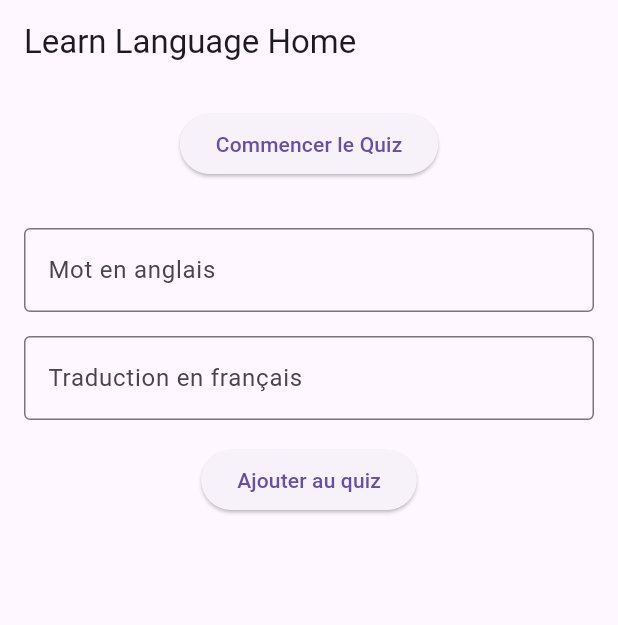
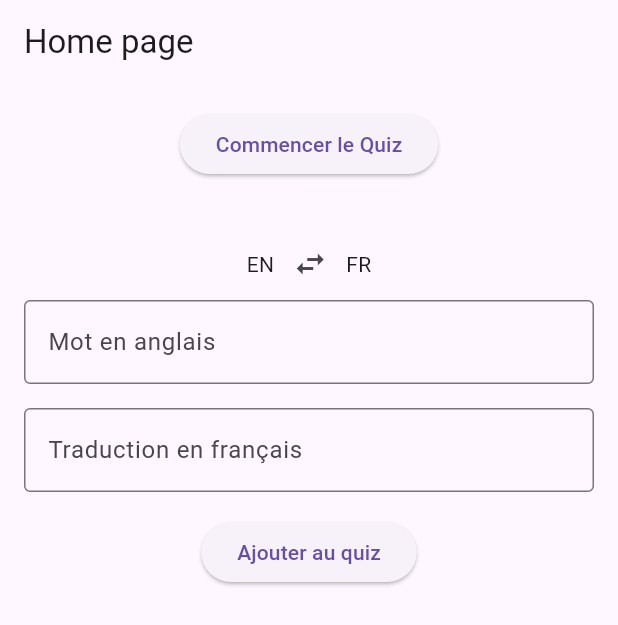
Before and after one commit to MatthieuFranques/LearnLanguage, a Flutter app: the screen it shows after launch, on a phone screen of 412 x 824 dp. Shown: the top 625 px of the screen. Run offline on Flutter 3.47's test engine with Material 3 defaults, Android fonts, the light colour scheme and no system bars; our stand-ins replace flutter_local_notifications.

Commit message:
Feat :  fr -> en

```diff
--- a/learn_language/lib/homePage.dart
+++ b/learn_language/lib/homePage.dart
@@ -1,12 +1,14 @@
 import 'dart:async';
+import 'dart:convert';
 import 'package:flutter/material.dart';
+import 'package:http/http.dart' as http;
 import 'package:learn_language/api/apiTranslate.dart';
 import 'package:learn_language/class/word.dart';
 import 'package:learn_language/class/wordStorage.dart';
 import 'package:learn_language/vocabulary/vocabularyQuiz.dart';
 
 class HomePage extends StatefulWidget {
-  final bool openAddWord; // 👈 Nouveau : pour ouvrir le popup au démarrage
+  final bool openAddWord;
 
   const HomePage({Key? key, this.openAddWord = false}) : super(key: key);
 
@@ -17,25 +19,21 @@ class HomePage extends StatefulWidget {
 class _HomePageState extends State<HomePage> {
   final TextEditingController _englishController = TextEditingController();
   final TextEditingController _frenchController = TextEditingController();
+  Timer? _debounce;
 
-  Timer? _debounce;
+  bool isEnglishToFrench = true; // 🔁 sens de traduction
 
   @override
   void initState() {
     super.initState();
     _englishController.addListener(_onEnglishChanged);
-
-    // 👇 Si lancé depuis une notif
-    if (widget.openAddWord) {
-      WidgetsBinding.instance.addPostFrameCallback((_) {
-        _showAddWordDialog();
-      });
-    }
+    _frenchController.addListener(_onFrenchChanged);
   }
 
   @override
   void dispose() {
     _englishController.removeListener(_onEnglishChanged);
+    _frenchController.removeListener(_onFrenchChanged);
     _englishController.dispose();
     _frenchController.dispose();
     _debounce?.cancel();
@@ -43,6 +41,8 @@ class _HomePageState extends State<HomePage> {
   }
 
   void _onEnglishChanged() {
+    if (!isEnglishToFrench) return; // ignorer si on est en FR ➜ EN
+
     if (_debounce?.isActive ?? false) _debounce?.cancel();
     _debounce = Timer(const Duration(milliseconds: 500), () {
       final english = _englishController.text.trim();
@@ -56,15 +56,37 @@ class _HomePageState extends State<HomePage> {
     });
   }
 
+  void _onFrenchChanged() {
+    if (isEnglishToFrench) return; // ignorer si on est en EN ➜ FR
+
+    if (_debounce?.isActive ?? false) _debounce?.cancel();
+    _debounce = Timer(const Duration(milliseconds: 500), () {
+      final french = _frenchController.text.trim();
+      if (french.isNotEmpty) {
+        _translateWord();
+      } else {
+        setState(() {
+          _englishController.text = '';
+        });
+      }
+    });
+  }
+
   Future<void> _translateWord() async {
-    final english = _englishController.text.trim();
-    if (english.isEmpty) return;
-
     try {
-      final translation = await translateToFrench(english);
-      setState(() {
-        _frenchController.text = translation;
-      });
+      if (isEnglishToFrench) {
+        final translation =
+            await translateToFrench(_englishController.text.trim());
+        setState(() {
+          _frenchController.text = translation;
+        });
+      } else {
+        final translation =
+            await translateToEnglish(_frenchController.text.trim());
+        setState(() {
+          _englishController.text = translation;
+        });
+      }
     } catch (e) {
       ScaffoldMessenger.of(context).showSnackBar(
         const SnackBar(content: Text('Erreur de traduction')),
@@ -86,57 +108,25 @@ class _HomePageState extends State<HomePage> {
 
       _englishController.clear();
       _frenchController.clear();
+    } else {
+      ScaffoldMessenger.of(context).showSnackBar(
+        const SnackBar(content: Text('Veuillez remplir les deux champs')),
+      );
     }
   }
 
-  // 👇 Nouveau : Ouvre le Dialog pour ajouter un mot, même hors page
-  void _showAddWordDialog() {
-    showDialog(
-      context: context,
-      builder: (_) {
-        return AlertDialog(
-          title: const Text('Ajouter un mot'),
-          content: Column(
-            mainAxisSize: MainAxisSize.min,
-            children: [
-              TextField(
-                controller: _englishController,
-                decoration: const InputDecoration(
-                  labelText: 'Mot en anglais',
-                ),
-              ),
-              const SizedBox(height: 10),
-              TextField(
-                controller: _frenchController,
-                readOnly: true,
-                decoration: const InputDecoration(
-                  labelText: 'Traduction',
-                ),
-              ),
-            ],
-          ),
-          actions: [
-            TextButton(
-              onPressed: () => Navigator.of(context).pop(),
-              child: const Text('Annuler'),
-            ),
-            ElevatedButton(
-              onPressed: () {
-                _addWord();
-                Navigator.of(context).pop();
-              },
-              child: const Text('Ajouter'),
-            ),
-          ],
-        );
-      },
-    );
+  void _toggleDirection() {
+    setState(() {
+      isEnglishToFrench = !isEnglishToFrench;
+      _englishController.clear();
+      _frenchController.clear();
+    });
   }
 
   @override
   Widget build(BuildContext context) {
     return Scaffold(
-      appBar: AppBar(title: const Text('Learn Language Home')),
+      appBar: AppBar(title: const Text('Home page')),
       body: Padding(
         padding: const EdgeInsets.all(16.0),
         child: Column(
@@ -151,21 +141,36 @@ class _HomePageState extends State<HomePage> {
               child: const Text('Commencer le Quiz'),
             ),
             const SizedBox(height: 32),
+            Row(
+              mainAxisAlignment: MainAxisAlignment.center,
+              children: [
+                Text(isEnglishToFrench ? 'EN' : 'FR'),
+                IconButton(
+                  icon: const Icon(Icons.swap_horiz),
+                  onPressed: _toggleDirection,
+                ),
+                Text(isEnglishToFrench ? 'FR' : 'EN'),
+              ],
+            ),
             TextField(
               controller: _englishController,
-              decoration: const InputDecoration(
-                labelText: 'Mot en anglais',
-                border: OutlineInputBorder(),
+              decoration: InputDecoration(
+                labelText:
+                    isEnglishToFrench ? 'Mot en anglais' : 'Mot en anglais',
+                border: const OutlineInputBorder(),
               ),
+              readOnly: !isEnglishToFrench,
             ),
             const SizedBox(height: 16),
             TextField(
               controller: _frenchController,
-              readOnly: true,
-              decoration: const InputDecoration(
-                labelText: 'Traduction en français',
-                border: OutlineInputBorder(),
+              decoration: InputDecoration(
+                labelText: isEnglishToFrench
+                    ? 'Traduction en français'
+                    : 'Mot en français',
+                border: const OutlineInputBorder(),
               ),
+              readOnly: isEnglishToFrench,
             ),
             const SizedBox(height: 16),
             ElevatedButton(
--- a/learn_language/lib/main.dart
+++ b/learn_language/lib/main.dart
@@ -20,23 +20,8 @@ class _MyAppState extends State<MyApp> {
   bool openAddWord = false;
 
   @override
-  @override
   void initState() {
     super.initState();
-
-    NotificationService.notificationsPlugin
-        .getNotificationAppLaunchDetails()
-        .then((details) {
-      if (details?.didNotificationLaunchApp ?? false) {
-        final payload = details!.notificationResponse?.payload;
-        if (payload == 'add_word') {
-          setState(() {
-            openAddWord = true;
-          });
-        }
-      }
-    });
-
     NotificationService.notificationsPlugin.initialize(
       const InitializationSettings(
         android: AndroidInitializationSettings('@mipmap/ic_launcher'),
@@ -49,35 +34,14 @@ class _MyAppState extends State<MyApp> {
         }
       },
     );
-
-    // 🔔 Notification immédiate
+    // 🔔
     NotificationService.showAddWordNotification();
-
-    // 🔁 Notification répétée chaque heure
-    NotificationService.notificationsPlugin.periodicallyShow(
-      0,
-      'Nouveau mot ?',
-      'Clique ici pour ajouter un mot au quiz !',
-      RepeatInterval.hourly,
-      const NotificationDetails(
-        android: AndroidNotificationDetails(
-          'add_word_channel',
-          'Add Word Notifications',
-          channelDescription: 'Notifications pour ajouter un mot au quiz',
-          importance: Importance.high,
-          priority: Priority.high,
-        ),
-      ),
-      androidScheduleMode: AndroidScheduleMode.exactAllowWhileIdle,
-      payload: 'add_word',
-    );
   }
 
   @override
   Widget build(BuildContext context) {
     return MaterialApp(
       debugShowCheckedModeBanner: false,
-      title: 'Dictionnaire Quiz',
       home: HomePage(openAddWord: openAddWord),
     );
   }
```
Also changed, not shown: learn_language/lib/api/apiTranslate.dart (+15 -0 lines).
